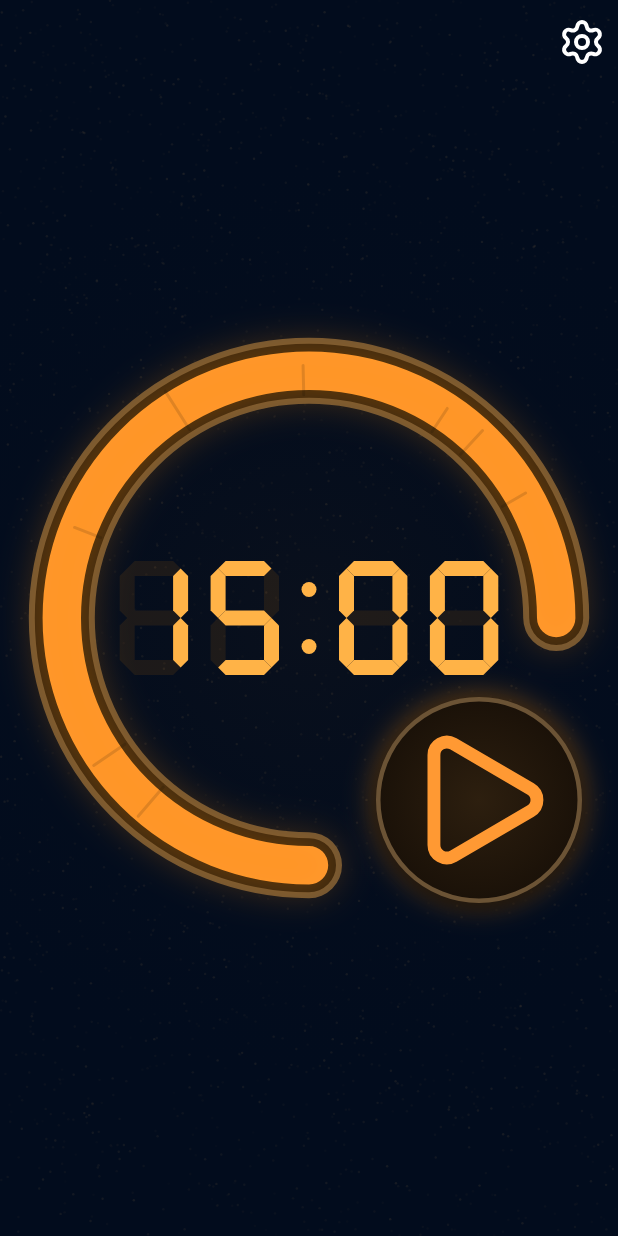
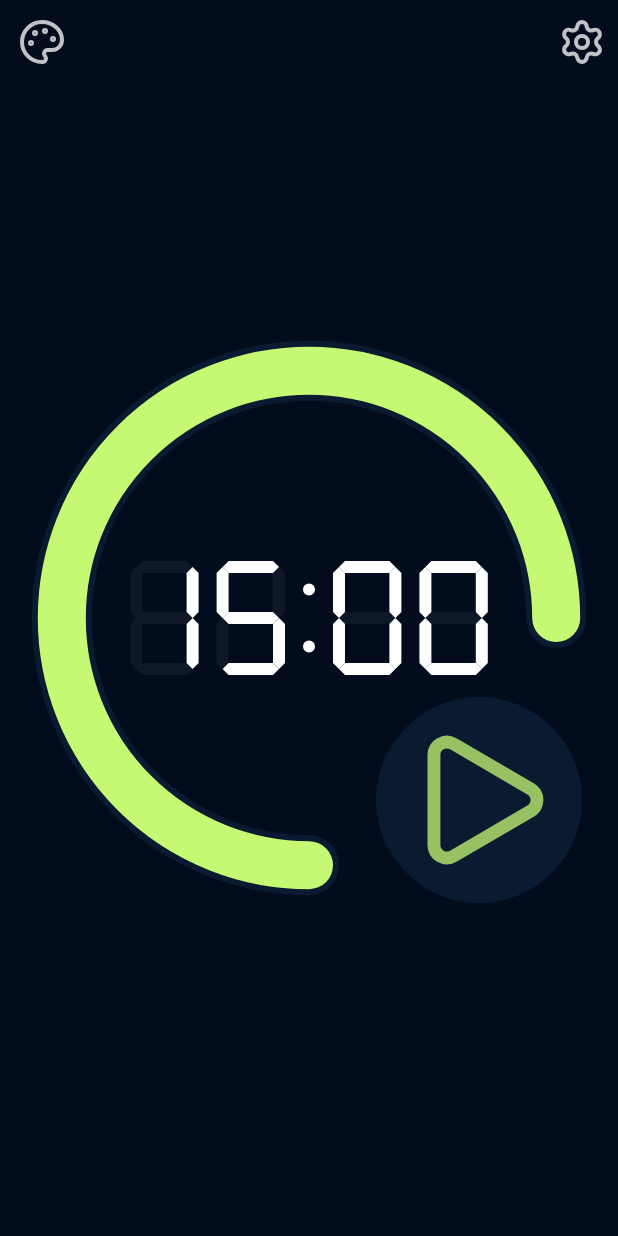
Before and after one commit to ValeriaVG/kvart, a Flutter app: the screen it shows after launch, on a phone screen of 412 x 824 dp. Run offline on Flutter 3.47's test engine with Material 3 defaults, Android fonts, the phone set to English and light mode, and no system bars; our stand-ins replace flutter_local_notifications, in_app_purchase, in_app_review, just_audio, lucide_icons_flutter, shared_preferences and 2 more.

Commit message:
feat: paid themes

```diff
--- a/lib/main.dart
+++ b/lib/main.dart
@@ -1,4 +1,5 @@
 import 'package:flutter/material.dart';
+import 'package:kvart/themes/theme_service.dart';
 import 'timer/timer_screen.dart';
 
 import 'package:flutter/services.dart';
@@ -6,7 +7,10 @@ import 'package:flutter/services.dart';
 void main() {
   // Set status bar color to white
   SystemChrome.setSystemUIOverlayStyle(SystemUiOverlayStyle.light);
-  runApp(const KvartApp());
+  WidgetsFlutterBinding.ensureInitialized();
+  ThemeService().getSelectedTimerTheme().then((theme) async {
+    runApp(const KvartApp());
+  });
 }
 
 class KvartApp extends StatelessWidget {
--- a/lib/themes/default.dart
+++ b/lib/themes/default.dart
@@ -16,6 +16,7 @@ class DefaultTimerView extends StatefulWidget implements TimerView {
   final int secondsElapsed;
   @override
   final TimerController controller;
+  @override
   final void Function(int)? onSecondsChanged;
   @override
   final bool ready;
--- /dev/null
+++ b/lib/themes/theme_service.dart
@@ -0,0 +1,165 @@
+import 'dart:async';
+
+import 'package:flutter/widgets.dart';
+import 'package:kvart/purchase/purchase_service.dart';
+import 'package:kvart/themes/default.dart';
+import 'package:kvart/themes/vintage_amber.dart';
+import 'package:kvart/timer/timer_controller.dart';
+import 'package:shared_preferences/shared_preferences.dart';
+
+class ThemeService {
+  // Singleton pattern
+  static final ThemeService _instance = ThemeService._internal();
+  factory ThemeService() => _instance;
+  ThemeService._internal();
+
+  final _themeController = StreamController<TimerTheme>.broadcast();
+  final _purchaseService = PurchaseService();
+
+  static const String _defaultTheme = 'default';
+  static const String _selectedThemeKey = 'selected_theme';
+
+  // Available themes
+  static List<TimerTheme> availableThemes = [
+    TimerTheme(
+      id: 'default',
+      name: 'Modern',
+      description: 'Clean lime green design',
+      view:
+          ({
+            required int secondsTotal,
+            required int secondsElapsed,
+            required TimerController controller,
+            required bool ready,
+            required void Function(int)? onSecondsChanged,
+          }) => DefaultTimerView(
+            secondsTotal: secondsTotal,
+            secondsElapsed: secondsElapsed,
+            controller: controller,
+            ready: ready,
+            onSecondsChanged: onSecondsChanged,
+          ),
+    ),
+    TimerTheme(
+      id: 'vintage_amber',
+      name: 'Vintage Amber',
+      description: 'Post-apocalyptic retro aesthetic',
+      productId: 'theme_vintage_amber',
+      view:
+          ({
+            required int secondsTotal,
+            required int secondsElapsed,
+            required TimerController controller,
+            required bool ready,
+            required void Function(int)? onSecondsChanged,
+          }) => VintageAmberTimerView(
+            secondsTotal: secondsTotal,
+            secondsElapsed: secondsElapsed,
+            controller: controller,
+            ready: ready,
+            onSecondsChanged: onSecondsChanged,
+          ),
+    ),
+  ];
+
+  /// Get selected theme ID
+  Future<String> getSelectedTheme() async {
+    final prefs = await SharedPreferences.getInstance();
+    return prefs.getString(_selectedThemeKey) ?? _defaultTheme;
+  }
+
+  /// Set selected theme ID
+  Future<void> setSelectedTheme(String themeId) async {
+    final prefs = await SharedPreferences.getInstance();
+    await prefs.setString(_selectedThemeKey, themeId);
+    _themeController.add(
+      availableThemes.firstWhere(
+        (theme) => theme.id == themeId,
+        orElse: () => availableThemes.first,
+      ),
+    );
+  }
+
+  /// Get the TimerTheme object for the currently selected theme
+  Future<TimerTheme> getSelectedTimerTheme() async {
+    final themeId = await getSelectedTheme();
+    return availableThemes.firstWhere(
+      (theme) => theme.id == themeId,
+      orElse: () => availableThemes.first,
+    );
+  }
+
+  Stream<TimerTheme> get themeStream => _themeController.stream;
+
+  /// Initialize purchase service
+  Future<void> initializePurchases() async {
+    await _purchaseService.initialize();
+  }
+
+  /// Check if a theme is locked (requires purchase)
+  bool isThemeLocked(String themeId) {
+    final theme = availableThemes.firstWhere(
+      (t) => t.id == themeId,
+      orElse: () => availableThemes.first,
+    );
+
+    if (!theme.isPaid) {
+      return false; // Free theme
+    }
+
+    return !_purchaseService.isThemePurchased(theme.productId!);
+  }
+
+  /// Purchase a theme
+  Future<bool> purchaseTheme(String themeId) async {
+    final theme = availableThemes.firstWhere(
+      (t) => t.id == themeId,
+      orElse: () => availableThemes.first,
+    );
+
+    if (!theme.isPaid || theme.productId == null) {
+      return false; // Not a paid theme
+    }
+
+    return await _purchaseService.purchaseTheme(theme.productId!);
+  }
+
+  /// Restore purchases
+  Future<void> restorePurchases() async {
+    await _purchaseService.restorePurchases();
+  }
+}
+
+/// Model class for timer themes
+class TimerTheme {
+  final String id;
+  final String name;
+  final String description;
+  final String? productId;
+  final Widget Function({
+    required int secondsTotal,
+    required int secondsElapsed,
+    required TimerController controller,
+    required bool ready,
+    required void Function(int)? onSecondsChanged,
+  })
+  view;
+
+  const TimerTheme({
+    required this.id,
+    required this.name,
+    required this.description,
+    this.productId,
+    required this.view,
+  });
+
+  bool get isPaid => productId != null;
+
+  @override
+  bool operator ==(Object other) =>
+      identical(this, other) ||
+      other is TimerTheme && runtimeType == other.runtimeType && id == other.id;
+
+  @override
+  int get hashCode => id.hashCode;
+}
--- a/lib/themes/vintage_amber.dart
+++ b/lib/themes/vintage_amber.dart
@@ -18,6 +18,7 @@ class VintageAmberTimerView extends StatefulWidget implements TimerView {
   final int secondsElapsed;
   @override
   final TimerController controller;
+  @override
   final void Function(int)? onSecondsChanged;
   @override
   final bool ready;
@@ -290,9 +291,7 @@ class _VintageAmberTimerViewState extends State<VintageAmberTimerView> {
                     _iconForState,
                     color: Color(0xFFFF9933), // Warning amber
                     size: minSide / 4,
-                      shadows: [
-                        Shadow(color: Color(0xFFFF8C00), blurRadius: 12),
-                      ],
+                    shadows: [Shadow(color: Color(0xFFFF8C00), blurRadius: 12)],
                   ),
                 ),
               ),
@@ -311,8 +310,7 @@ class RusticNoisePainter extends CustomPainter {
     final random = Random(12345); // Fixed seed for consistent pattern
 
     // Draw noise/grain texture with amber tones
-    final noisePaint = Paint()
-      ..style = PaintingStyle.fill;
+    final noisePaint = Paint()..style = PaintingStyle.fill;
 
     // Create noise by drawing many small dots with amber color
     for (var i = 0; i < 3000; i++) {
@@ -330,7 +328,6 @@ class RusticNoisePainter extends CustomPainter {
               : Color.fromRGBO(107, 83, 53, opacity * 0.2), // Rusty brown
       );
     }
-
   }
 
   @override
--- a/lib/timer/timer_screen.dart
+++ b/lib/timer/timer_screen.dart
@@ -2,8 +2,8 @@ import 'package:flutter/material.dart';
 import 'package:flutter/services.dart';
 import 'package:kvart/notification/notification_service.dart';
 import 'package:kvart/settings/settings_screen.dart';
-import 'package:kvart/themes/default.dart';
-import 'package:kvart/themes/vintage_amber.dart';
+import 'package:kvart/themes/theme_service.dart';
+import 'package:kvart/themes/themes_screen.dart';
 import 'package:kvart/timer/timer_controller.dart';
 import 'package:lucide_icons_flutter/lucide_icons.dart';
 import 'package:shared_preferences/shared_preferences.dart';
@@ -19,9 +19,11 @@ class _TimerScreenState extends State<TimerScreen> {
   bool _areSettingsLoaded = false;
   int _secondsTotal = 15 * 60; // Default to 15 minutes
   late final TimerController _timerController;
+  final _themeService = ThemeService();
   final NotificationService _notificationService = NotificationService();
 
   int _secondsElapsed = 0;
+  TimerTheme? _currentTheme;
 
   @override
   void initState() {
@@ -34,6 +36,16 @@ class _TimerScreenState extends State<TimerScreen> {
         _notificationService.timeIsUp();
       },
     );
+    _themeService.getSelectedTimerTheme().then((theme) {
+      setState(() {
+        _currentTheme = theme;
+      });
+    });
+    _themeService.themeStream.listen((theme) {
+      setState(() {
+        _currentTheme = theme;
+      });
+    });
     // Set status bar color to white
     SystemChrome.setSystemUIOverlayStyle(SystemUiOverlayStyle.light);
   }
@@ -80,17 +92,32 @@ class _TimerScreenState extends State<TimerScreen> {
 
   @override
   Widget build(BuildContext context) {
+    if (_currentTheme == null) {
+      return const Scaffold(backgroundColor: Color(0xFF020C1D));
+    }
     return Scaffold(
       backgroundColor: const Color(0xFF020C1D),
       extendBodyBehindAppBar: true,
       appBar: AppBar(
         backgroundColor: Colors.transparent,
         elevation: 0,
+        leading: IconButton(
+          onPressed: () {
+            Navigator.of(context).push(
+              MaterialPageRoute(builder: (context) => const ThemesScreen()),
+            );
+          },
+          icon: Icon(
+            LucideIcons.palette,
+            color: Colors.white.withValues(alpha: 0.75),
+            size: 32,
+          ),
+        ),
         actions: [
           IconButton(
-            icon: const Icon(
+            icon: Icon(
               LucideIcons.settings,
-              color: Colors.white,
+              color: Colors.white.withValues(alpha: 0.75),
               size: 32,
             ),
             onPressed: () {
@@ -102,7 +129,7 @@ class _TimerScreenState extends State<TimerScreen> {
         ],
       ),
       body: Center(
-        child: VintageAmberTimerView(
+        child: _currentTheme!.view(
           secondsTotal: _secondsTotal,
           secondsElapsed: _secondsElapsed,
           controller: _timerController,
--- a/lib/timer/timer_view.dart
+++ b/lib/timer/timer_view.dart
@@ -5,11 +5,13 @@ abstract class TimerView {
   final int secondsElapsed;
   final TimerController controller;
   final bool ready;
+  final void Function(int)? onSecondsChanged;
 
   const TimerView({
     required this.secondsTotal,
     required this.secondsElapsed,
     required this.controller,
     required this.ready,
+    required this.onSecondsChanged,
   });
 }
--- a/pubspec.yaml
+++ b/pubspec.yaml
@@ -31,6 +31,7 @@ dependencies:
   flutter:
     sdk: flutter
   flutter_local_notifications: ^18.0.1
+  in_app_purchase: ^3.2.0
   in_app_review: ^2.0.10
   just_audio: ^0.10.5
   lucide_icons_flutter: ^3.1.5
```
Also changed, not shown: lib/purchase/purchase_service.dart (added, +169 -0 lines), lib/themes/themes_screen.dart (added, +307 -0 lines), pubspec.lock, 2 other files. Lines whose indentation alone changed are shown as unchanged.
